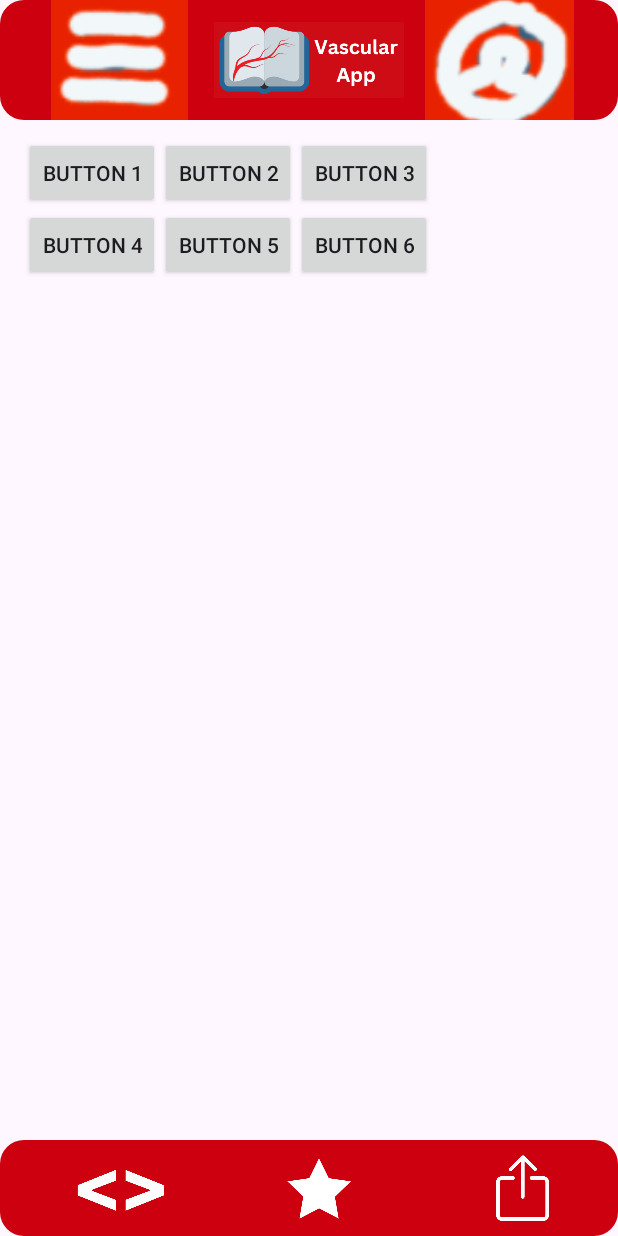
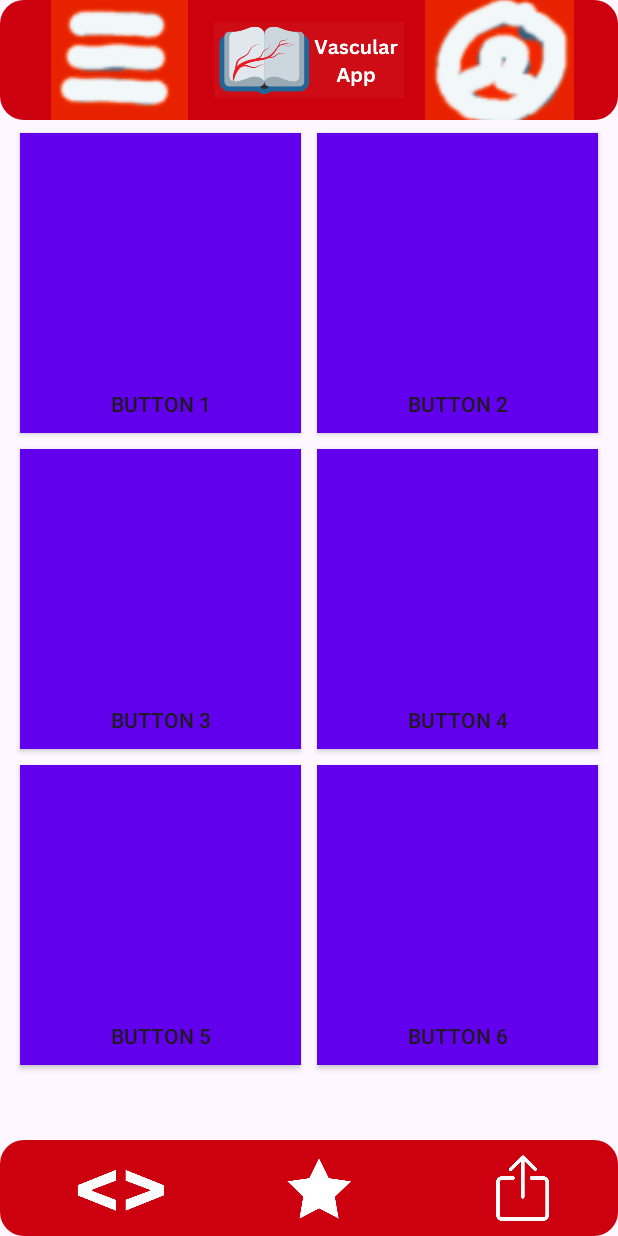
Before and after one commit to nathanbowley98/vascularSurgeryApp, an Android app: the Rotations_Essentials screen opened directly, with no data from a screen before it, on a phone screen of 412 x 824 dp. Run offline under Robolectric (Android 15) with nearby library versions, the phone set to English and light mode, and no system bars.

Commit message:
Update button xml properties

```diff
--- a/app/src/main/java/com/example/vascularsurgeryproject/Rotations_Essentials.java
+++ b/app/src/main/java/com/example/vascularsurgeryproject/Rotations_Essentials.java
@@ -5,6 +5,7 @@ import android.content.Intent;
 import android.net.Uri;
 import android.os.Bundle;
 import android.util.Log;
+import android.view.Gravity;
 import android.view.View;
 import android.widget.Button;
 import android.widget.GridLayout;
@@ -75,13 +76,15 @@ public class Rotations_Essentials extends AppCompatActivity {
 
         // Create and add a button
         Button button = new Button(this);
+        button.setGravity(Gravity.BOTTOM | Gravity.CENTER_HORIZONTAL);
         button.setText(article.getTitle());
         GridLayout.LayoutParams params = new GridLayout.LayoutParams();
-        params.width = GridLayout.LayoutParams.WRAP_CONTENT;
-        params.height = GridLayout.LayoutParams.WRAP_CONTENT;
+        params.width = 0;
+        params.height = 300;
+        params.columnSpec = GridLayout.spec(GridLayout.UNDEFINED, 1f);
         params.setMargins(8, 8, 8, 8);
-        // Set margins if needed
-        // button.setLayoutParams(params);
+        button.setLayoutParams(params);
+        button.setBackgroundResource(R.drawable.article_buttons);
 
         // Set an OnClickListener to open the URL
         button.setOnClickListener(new View.OnClickListener() {
--- /dev/null
+++ b/app/src/main/res/drawable/article_buttons.xml
@@ -0,0 +1,5 @@
+<?xml version="1.0" encoding="utf-8"?>
+<shape xmlns:android="http://schemas.android.com/apk/res/android">
+    <solid android:color="#FF6200EE" /> <!-- Set button color -->
+    <corners android:radius="0dp" /> <!-- Removes rounded corners -->
+</shape>
--- a/app/src/main/res/layout/activity_rotations_essentials.xml
+++ b/app/src/main/res/layout/activity_rotations_essentials.xml
@@ -1,7 +1,6 @@
 <?xml version="1.0" encoding="utf-8"?>
 <androidx.constraintlayout.widget.ConstraintLayout
     xmlns:android="http://schemas.android.com/apk/res/android"
-    xmlns:app="http://schemas.android.com/apk/res-auto"
     xmlns:tools="http://schemas.android.com/tools"
     android:id="@+id/main"
     android:layout_width="match_parent"
@@ -29,24 +28,26 @@
 <!--            />-->
 
 <!--     This is where the buttons will be generated.-->
-        <LinearLayout xmlns:android="http://schemas.android.com/apk/res/android"
+
+        <GridLayout
+            android:id="@+id/articleButtons"
             android:layout_width="match_parent"
             android:layout_height="match_parent"
-            android:orientation="vertical">
+            android:layout_marginTop="75dp"
+            android:alignmentMode="alignBounds"
+            android:columnCount="2"
+            android:orientation="horizontal"
+            android:padding="8dp">
 
-            <GridLayout
-                android:id="@+id/articleButtons"
-                android:layout_width="match_parent"
-                android:layout_height="wrap_content"
-                android:alignmentMode="alignBounds"
-                android:layout_marginTop="75dp"
-                android:columnCount="3"
-                android:rowCount="2"
-                android:orientation="horizontal"
-                android:padding="16dp">
+<!--            <Button-->
+<!--                android:layout_width="0dp"-->
+<!--                android:layout_height="200dp"-->
+<!--                android:layout_columnWeight="1"-->
+<!--                android:text="Button Text"-->
+<!--                android:background="@drawable/article_buttons" />-->
 
-            </GridLayout>
-        </LinearLayout>
+<!--            Copy and paste the button to create more-->
+        </GridLayout>
 
         <!-- Bottom Bar -->
         <include
```
